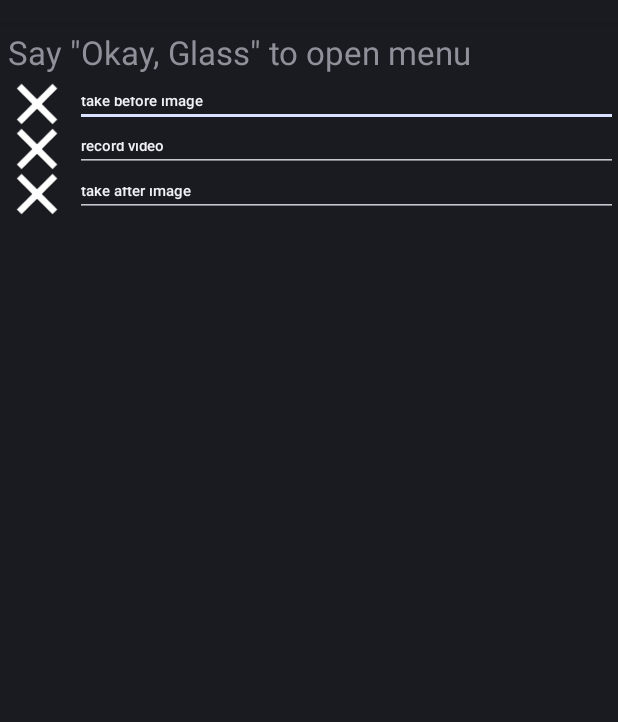
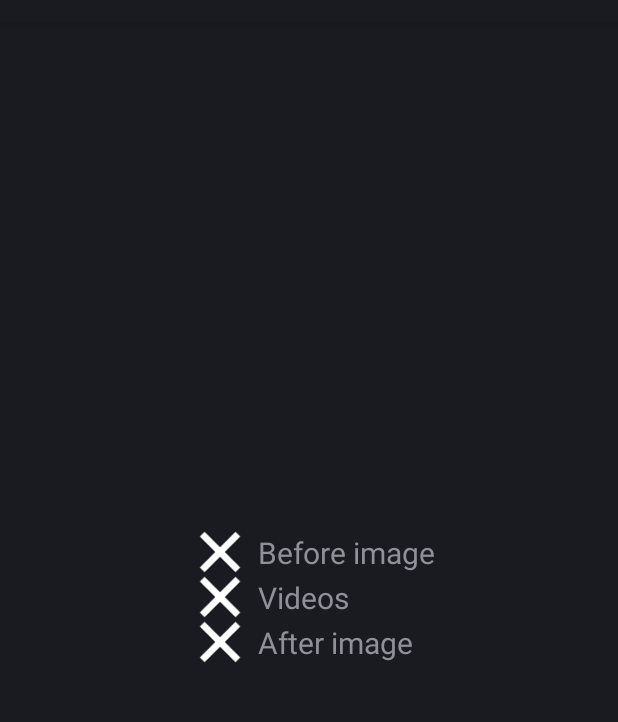
Before and after one commit to aakb/gg_saarpleje, an Android app: the MainActivity screen opened directly, with no data from a screen before it, on a phone screen of 412 x 824 dp, the part 62-784 px from its top. Run offline under Robolectric (Android 15) with nearby library versions, the phone set to English and light mode, and no system bars; libraries missing offline, so code that uses them is left out: com.google.android.glass; 2 statements that could not run were skipped.

Commit message:
Issue #GGLASS-33 by tuj: Changed base layout

```diff
--- a/app/src/main/res/layout/activity_layout.xml
+++ b/app/src/main/res/layout/activity_layout.xml
@@ -1,16 +1,14 @@
 <?xml version="1.0" encoding="utf-8"?>
 <LinearLayout xmlns:android="http://schemas.android.com/apk/res/android"
     android:orientation="vertical" android:layout_width="match_parent"
-    android:layout_height="match_parent">
+    android:layout_height="match_parent"
+    android:gravity="center">
 
-    <TextView
-        android:id="@+id/menu_command_text_view"
-        android:layout_alignParentTop="true"
-        android:layout_width="match_parent"
+    <LinearLayout
+        android:layout_width="wrap_content"
         android:layout_height="wrap_content"
-        android:text="@string/voice_command_menu"
-        android:textSize="22sp"
-        android:layout_margin="5dp"/>
+        android:orientation="vertical"
+        >
 
         <LinearLayout
             android:orientation="horizontal"
@@ -26,20 +24,21 @@
                 android:id="@+id/image_view_1"
                 android:src="@drawable/ic_stop" />
 
-        <EditText
+            <TextView
                 android:layout_width="wrap_content"
-            android:layout_height="match_parent"
+                android:layout_height="wrap_content"
                 android:id="@+id/edit_text_1"
-            android:textSize="10dp"
+                android:textSize="20dp"
                 android:layout_weight="2"
-            android:text="@string/take_before_image"/>
+                android:text="@string/progress_before_image"
+                android:layout_gravity="center_vertical" />
         </LinearLayout>
 
         <LinearLayout
             android:orientation="horizontal"
             android:layout_width="match_parent"
             android:layout_height="30dp"
-        android:layout_gravity="center_horizontal"
+            android:layout_gravity="center_vertical"
             android:id="@+id/menu_item_2">
 
 
@@ -49,13 +48,14 @@
                 android:id="@+id/image_view_2"
                 android:src="@drawable/ic_stop" />
 
-        <EditText
+            <TextView
                 android:layout_width="wrap_content"
-            android:layout_height="match_parent"
-            android:textSize="10dp"
+                android:layout_height="wrap_content"
                 android:id="@+id/edit_text_2"
+                android:textSize="20dp"
                 android:layout_weight="2"
-            android:text="@string/record_video"/>
+                android:text="@string/progress_videos"
+                android:layout_gravity="center_vertical" />
         </LinearLayout>
 
         <LinearLayout
@@ -72,13 +72,16 @@
                 android:id="@+id/image_view_3"
                 android:src="@drawable/ic_stop" />
 
-        <EditText
+            <TextView
                 android:layout_width="wrap_content"
-            android:layout_height="match_parent"
-            android:textSize="10dp"
+                android:layout_height="wrap_content"
                 android:id="@+id/edit_text_3"
+                android:textSize="20dp"
                 android:layout_weight="2"
-            android:text="@string/take_after_image"/>
+                android:text="@string/progress_after_image"
+                android:layout_gravity="center_vertical" />
         </LinearLayout>
 
     </LinearLayout>
+
+</LinearLayout>
--- a/app/src/main/res/values/strings.xml
+++ b/app/src/main/res/values/strings.xml
@@ -8,4 +8,7 @@
     <string name="record_video">record video</string>
     <string name="countdown_default">...</string>
     <string name="title_activity_video">VideoActivity</string>
+    <string name="progress_before_image">Before image</string>
+    <string name="progress_after_image">After image</string>
+    <string name="progress_videos">Videos</string>
 </resources>
```
Lines whose indentation alone changed are shown as unchanged.
